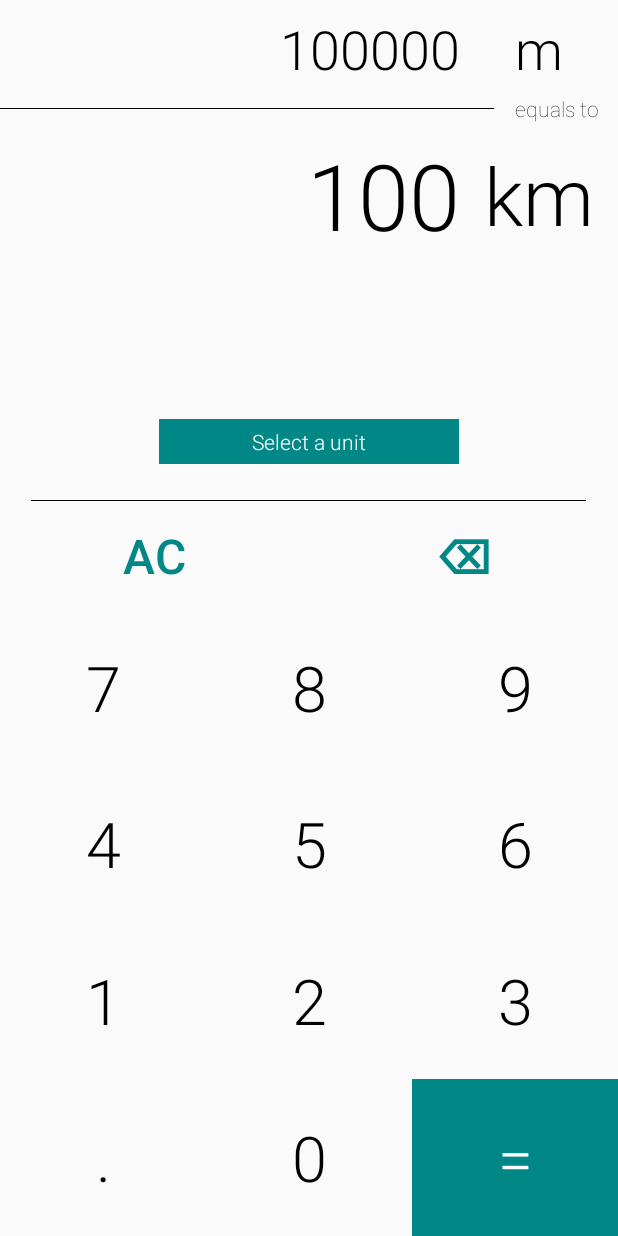
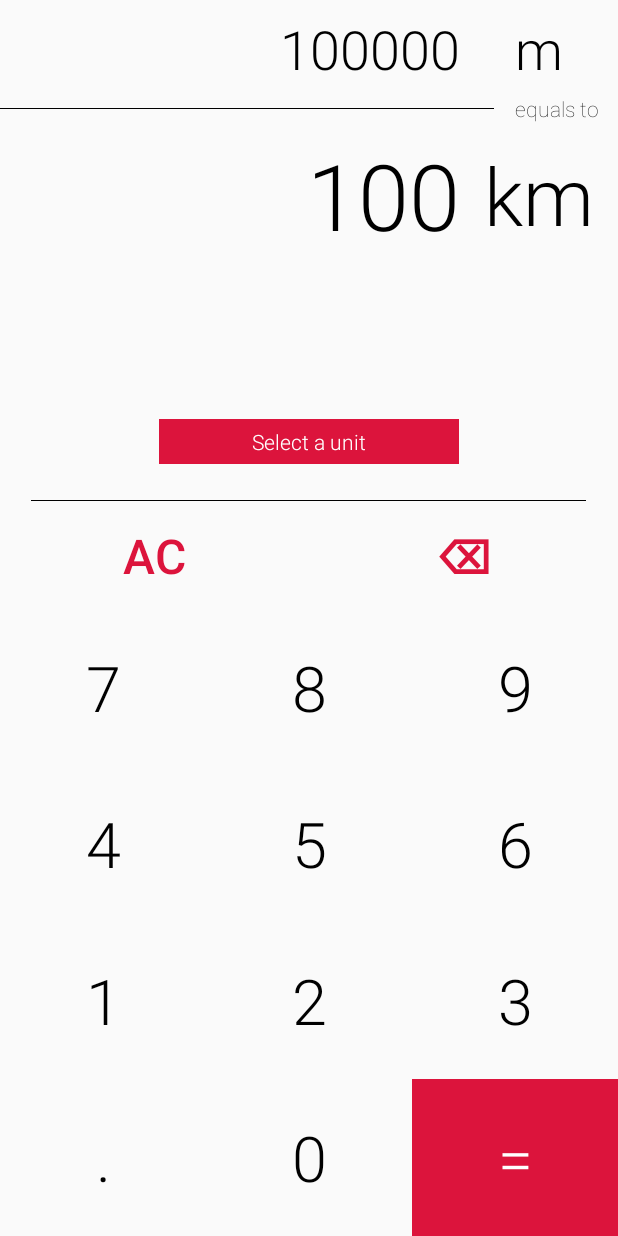
Before and after one commit to SalilKnols/Nashculator, an Android app: the layout activity_unit_converter.xml on its own in the app's theme, with its tools: preview values and no code run, on a phone screen of 412 x 824 dp. Run offline under Robolectric (Android 15) with nearby library versions, the phone set to English and light mode, and no system bars.

Commit message:
colors.xml updated

```diff
--- a/app/build.gradle
+++ b/app/build.gradle
@@ -14,7 +14,7 @@ android {
 
     defaultConfig {
         applicationId "com.knoldus.Nashculator"
-        minSdkVersion 24
+        minSdkVersion 22
         targetSdkVersion 33
         versionCode 1
         versionName "1.0"
--- a/app/src/main/res/values/colors.xml
+++ b/app/src/main/res/values/colors.xml
@@ -3,6 +3,6 @@
     <color name="black">#000000</color>
     <color name="white">#FFFFFFFF</color>
     <color name="gray">#808080</color>
-    <color name="colorPrimary">@color/design_default_color_secondary_variant</color>
+    <color name="colorPrimary">#DC143C</color>
     <color name="dayNightColor">#000000</color>
 </resources>
```
